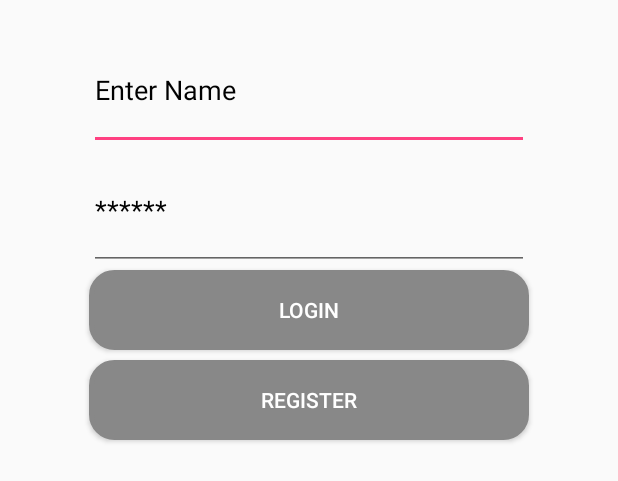
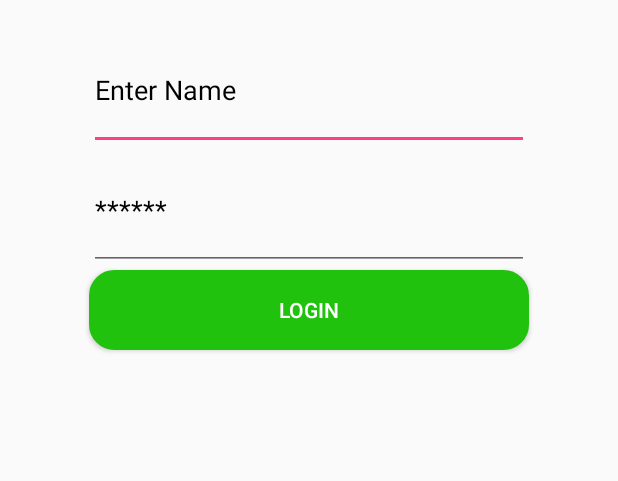
Before and after one commit to db-thkoeln/EISSS16BuiErnst, an Android app: the layout activity_login.xml on its own in the app's theme, with its tools: preview values and no code run, on a phone screen of 412 x 824 dp. Shown: the top 481 px of the screen. Run offline under Robolectric (Android 15) with nearby library versions, the phone set to English and light mode, and no system bars.

```diff
--- a/MS3/client/Planto/app/src/main/java/buiernst/eis/planto/WeatherActivity.java
+++ b/MS3/client/Planto/app/src/main/java/buiernst/eis/planto/WeatherActivity.java
@@ -29,7 +29,7 @@ import java.net.UnknownHostException;
 import java.util.ArrayList;
 import java.util.List;
 
-public class WeatherActivity extends AppCompatActivity implements View.OnClickListener {
+public class WeatherActivity extends Base_Activity implements View.OnClickListener {
 
     OkHttp callPlants = new OkHttp();
     OkHttp callWeather = new OkHttp();
@@ -109,7 +109,7 @@ public class WeatherActivity extends AppCompatActivity implements View.OnClickLi
 
 
         //Es muss die lokale IP-Addresse angegeben werden
-        localurl = "http://192.168.0.103:8888/plant/";
+        localurl = "http://192.168.0.102:8888/plant/";
 
         try {
             // HTTP Get on Plant Ressource
--- /dev/null
+++ b/MS3/client/Planto/app/src/main/res/drawable/btn_green.xml
@@ -0,0 +1,11 @@
+<?xml version="1.0" encoding="UTF-8"?>
+<shape xmlns:android="http://schemas.android.com/apk/res/android">
+    <solid android:color="#20C20E"/>
+    <stroke android:width="3dip"
+        android:color="#20C20E" />
+    <corners android:radius="15dip"/>
+    <padding android:left="0dip"
+        android:top="0dip"
+        android:right="0dip"
+        android:bottom="0dip" />
+</shape>
--- a/MS3/client/Planto/app/src/main/res/layout/activity_login.xml
+++ b/MS3/client/Planto/app/src/main/res/layout/activity_login.xml
@@ -3,49 +3,40 @@
     android:layout_width="match_parent"
     android:layout_height="match_parent"
     android:orientation="vertical"
-    tools:context=".LoginActivity" >
+    tools:context=".LoginActivity">
+
 
     <EditText
-        android:text=""
+        android:id="@+id/name"
         android:layout_width="440px"
         android:layout_height="120px"
         android:layout_gravity="center"
         android:layout_marginTop="30px"
+        android:hint="Enter Name"
+        android:text=""
         android:textColor="#000000"
-        android:id="@+id/name"
-        android:hint="Enter Name"
-        android:textColorHint="#000000"/>
+        android:textColorHint="#000000" />
 
     <EditText
-        android:text=""
         android:id="@+id/password"
         android:layout_width="440px"
+        android:layout_height="120px"
         android:layout_gravity="center"
-        android:layout_height="120px"
+        android:hint="******"
         android:inputType="textPassword"
+        android:text=""
         android:textColor="#000000"
-        android:hint="******"
-        android:textColorHint="#000000"/>
+        android:textColorHint="#000000" />
 
     <Button
+        android:id="@+id/loginbtn"
         android:layout_width="440px"
         android:layout_height="80px"
         android:layout_gravity="center"
-        android:id="@+id/loginbtn"
-        android:textColor="#ffffff"
-        android:background="@drawable/btn_black"
+        android:background="@drawable/btn_green"
+        android:text="Login"
         android:textAlignment="center"
-        android:text="Login"/>
+        android:textColor="#ffffff" />
 
-    <Button
-        android:layout_width="440px"
-        android:layout_height="80px"
-        android:layout_marginTop="10px"
-        android:layout_gravity="center"
-        android:id="@+id/registerbtn"
-        android:textColor="#ffffff"
-        android:background="@drawable/btn_black"
-        android:textAlignment="center"
-        android:text="Register"/>
 
 </LinearLayout>
--- a/MS3/client/Planto/app/src/main/res/values/colors.xml
+++ b/MS3/client/Planto/app/src/main/res/values/colors.xml
@@ -1,6 +1,6 @@
 <?xml version="1.0" encoding="utf-8"?>
 <resources>
-    <color name="colorPrimary">#3F51B5</color>
-    <color name="colorPrimaryDark">#303F9F</color>
+    <color name="colorPrimary">#20C20E</color>
+    <color name="colorPrimaryDark">#20A20C</color>
     <color name="colorAccent">#FF4081</color>
 </resources>
```
Also changed, not shown: MS3/client/Planto/app/src/main/AndroidManifest.xml (+5 -3 lines), MS3/client/Planto/app/src/main/java/buiernst/eis/planto/Base_Activity.java (added, +38 -0 lines), MS3/client/Planto/app/src/main/java/buiernst/eis/planto/LoginActivity.java (+34 -99 lines), MS3/client/Planto/app/src/main/java/buiernst/eis/planto/PlantlistActivity.java (added, +45 -0 lines), MS3/client/Planto/app/src/main/java/buiernst/eis/planto/RegisterActivity.java (deleted, +0 -118 lines), MS3/client/Planto/app/src/main/res/layout/activity_plantlist.xml (added, +10 -0 lines), MS3/client/Planto/app/src/main/res/layout/activity_register.xml (deleted, +0 -50 lines), MS3/client/Planto/app/src/main/res/menu/main_menu.xml (added, +23 -0 lines), MS3/client/Planto/app/src/main/res/drawable/drawable-hdpi/ic_wb_sunny_black_24dp.png (added), MS3/client/Planto/app/src/main/res/drawable/ic_done_black_24dp.png (added), MS3/client/Planto/app/src/main/res/drawable/ic_done_white_24dp.png (added), MS3/client/Planto/app/src/main/res/drawable/ic_spa_black_24dp.png (added), MS3/client/Planto/app/src/main/res/drawable/ic_spa_white_24dp.png (added), MS3/client/Planto/app/src/main/res/drawable/ic_wb_sunny_black_24dp.png (added), 1 more files.
